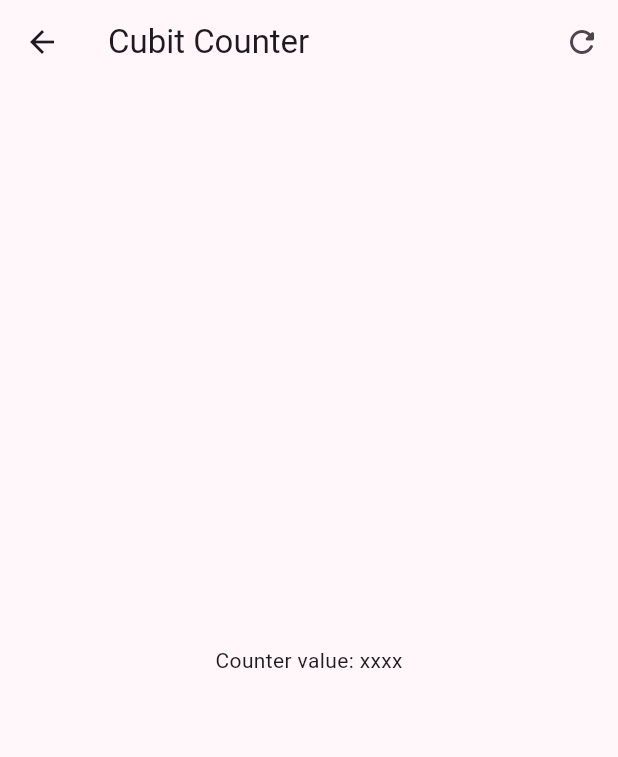
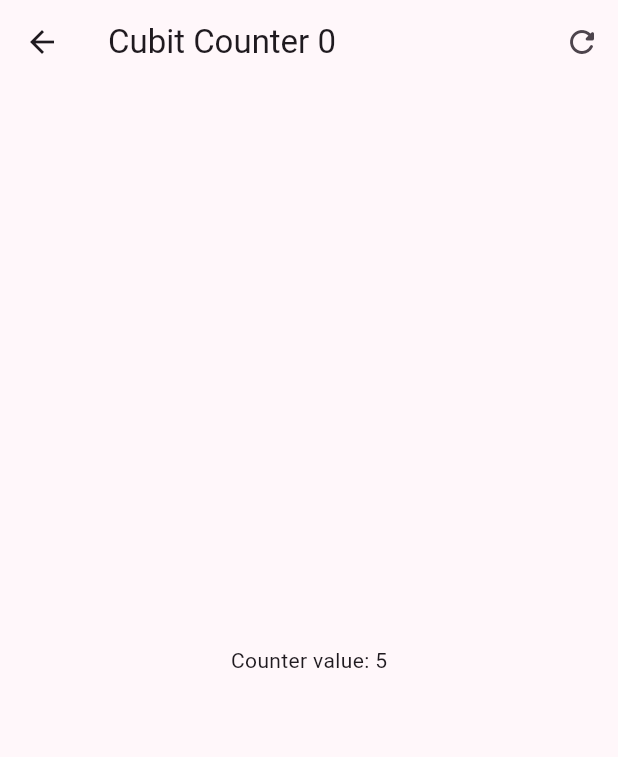
Before and after one commit to francoinostrozah/forms_app, a Flutter app: the screen it shows after launch, after a tap on "Cubits", on a phone screen of 412 x 824 dp. Shown: the top 757 px of the screen. Run offline on Flutter 3.47's test engine with Material 2 defaults, Android fonts, the phone set to English and light mode, and no system bars; our stand-ins replace equatable, flutter_bloc, go_router.

Commit message:
:sparkles: (counter) cubit counter - state manager

```diff
--- a/lib/presentation/blocs/counter_cubit/counter_cubit.dart
+++ b/lib/presentation/blocs/counter_cubit/counter_cubit.dart
@@ -1,9 +1,10 @@
+import 'package:equatable/equatable.dart';
 import 'package:flutter_bloc/flutter_bloc.dart';
 
 part 'counter_state.dart';
 
 class CounterCubit extends Cubit<CounterState> {
-  CounterCubit() : super(CounterState(counter: 5));
+  CounterCubit() : super(const CounterState(counter: 5));
 
   void increaseBy(int value) {
     emit(state.copyWith(
@@ -11,7 +12,7 @@ class CounterCubit extends Cubit<CounterState> {
         transactionCount: state.transactionCount + 1));
   }
 
-  void reset(int value) {
+  void reset() {
     emit(state.copyWith(
         counter: 0, transactionCount: state.transactionCount + 1));
   }
--- a/lib/presentation/blocs/counter_cubit/counter_state.dart
+++ b/lib/presentation/blocs/counter_cubit/counter_state.dart
@@ -1,10 +1,10 @@
 part of 'counter_cubit.dart';
 
-class CounterState {
+class CounterState extends Equatable {
   final int counter;
   final int transactionCount;
 
-  CounterState({this.counter = 0, this.transactionCount = 0});
+  const CounterState({this.counter = 0, this.transactionCount = 0});
 
   copyWith({
     int? counter,
@@ -13,4 +13,7 @@ class CounterState {
       CounterState(
           counter: counter ?? this.counter,
           transactionCount: transactionCount ?? this.transactionCount);
+
+  @override
+  List<Object> get props => [counter, transactionCount];
 }
--- a/lib/presentation/screens/cubit_counter_screen.dart
+++ b/lib/presentation/screens/cubit_counter_screen.dart
@@ -1,20 +1,44 @@
 import 'package:flutter/material.dart';
+import 'package:flutter_bloc/flutter_bloc.dart';
+import 'package:forms_app/presentation/blocs/counter_cubit/counter_cubit.dart';
 
 class CubitCounterScreen extends StatelessWidget {
   const CubitCounterScreen({super.key});
 
   @override
   Widget build(BuildContext context) {
+    return BlocProvider(
+        create: (_) => CounterCubit(), child: const _CubitCounterView());
+  }
+}
+
+class _CubitCounterView extends StatelessWidget {
+  const _CubitCounterView();
+
+  @override
+  Widget build(BuildContext context) {
+    // final counterState = context.watch<CounterCubit>().state;
+    final increaseBy = context.read<CounterCubit>().increaseBy;
+    final reset = context.read<CounterCubit>().reset;
+
     return Scaffold(
       appBar: AppBar(
-        title: const Text('Cubit Counter'),
+        title: context.select((CounterCubit value) {
+          return Text('Cubit Counter ${value.state.transactionCount}');
+        }),
         actions: [
           IconButton(
-              onPressed: () => {}, icon: const Icon(Icons.refresh_rounded))
+              onPressed: () => reset(), icon: const Icon(Icons.refresh_rounded))
         ],
       ),
-      body: const Center(
-        child: Text('Counter value: xxxx'),
+      body: Center(
+        child: BlocBuilder<CounterCubit, CounterState>(
+          // buildWhen: (previous, current) => current.counter != previous.counter,
+          builder: (context, state) {
+            print('counter cambió');
+            return Text('Counter value: ${state.counter}');
+          },
+        ),
       ),
       floatingActionButton: Column(
         mainAxisAlignment: MainAxisAlignment.end,
@@ -22,7 +46,7 @@ class CubitCounterScreen extends StatelessWidget {
           FloatingActionButton(
             heroTag: 1,
             child: const Text('+3'),
-            onPressed: () => {},
+            onPressed: () => increaseBy(3),
           ),
           const SizedBox(
             height: 15,
@@ -30,7 +54,7 @@ class CubitCounterScreen extends StatelessWidget {
           FloatingActionButton(
             heroTag: 2,
             child: const Text('+2'),
-            onPressed: () => {},
+            onPressed: () => increaseBy(2),
           ),
           const SizedBox(
             height: 15,
@@ -38,7 +62,7 @@ class CubitCounterScreen extends StatelessWidget {
           FloatingActionButton(
             heroTag: 3,
             child: const Text('+1'),
-            onPressed: () => {},
+            onPressed: () => increaseBy(1),
           )
         ],
       ),
--- a/pubspec.yaml
+++ b/pubspec.yaml
@@ -7,6 +7,7 @@ environment:
   sdk: '>=3.1.3 <4.0.0'
 
 dependencies:
+  equatable: ^2.0.5
   flutter:
     sdk: flutter
   flutter_bloc: ^8.1.3
```
Also changed, not shown: pubspec.lock.
